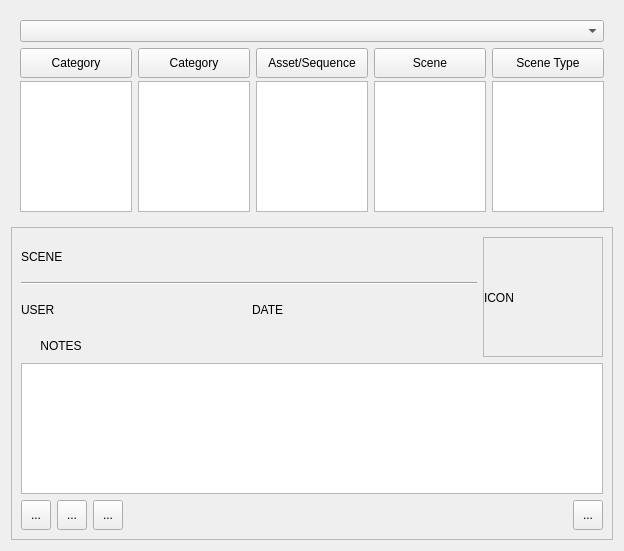
Old version of the form plugins/scene_loader/gui/main.ui in the repository MayaFramework/Framework.
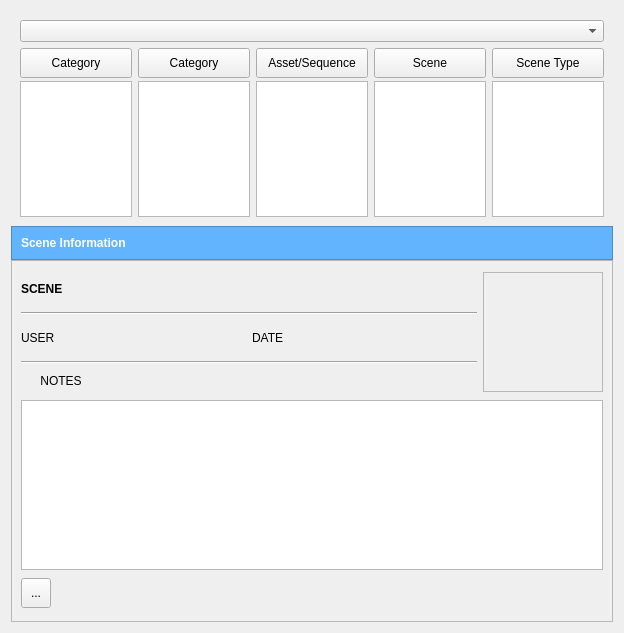
New version of the form. Icons and pictures are not drawn.

```diff
--- a/plugins/scene_loader/gui/main.ui
+++ b/plugins/scene_loader/gui/main.ui
@@ -7,13 +7,16 @@
     <x>0</x>
     <y>0</y>
     <width>624</width>
-    <height>551</height>
+    <height>633</height>
    </rect>
   </property>
   <property name="windowTitle">
    <string>Scene Loader</string>
   </property>
   <layout class="QVBoxLayout" name="verticalLayout_5">
+   <property name="spacing">
+    <number>0</number>
+   </property>
    <item>
     <widget class="QFrame" name="frame">
      <property name="sizePolicy">
@@ -22,7 +25,22 @@
        <verstretch>0</verstretch>
       </sizepolicy>
      </property>
+     <property name="minimumSize">
+      <size>
+       <width>0</width>
+       <height>0</height>
+      </size>
+     </property>
+     <property name="maximumSize">
+      <size>
+       <width>16777215</width>
+       <height>215</height>
+      </size>
+     </property>
      <layout class="QVBoxLayout" name="verticalLayout_7">
+      <property name="sizeConstraint">
+       <enum>QLayout::SetDefaultConstraint</enum>
+      </property>
       <item>
        <widget class="QComboBox" name="categoryCB"/>
       </item>
@@ -173,6 +191,43 @@
      </layout>
     </widget>
    </item>
+   <item>
+    <widget class="QFrame" name="frame_3">
+     <property name="minimumSize">
+      <size>
+       <width>0</width>
+       <height>20</height>
+      </size>
+     </property>
+     <property name="styleSheet">
+      <string notr="true">.QFrame{background-color: rgb(99, 180, 255);}</string>
+     </property>
+     <property name="frameShape">
+      <enum>QFrame::StyledPanel</enum>
+     </property>
+     <property name="frameShadow">
+      <enum>QFrame::Raised</enum>
+     </property>
+     <layout class="QHBoxLayout" name="horizontalLayout">
+      <item>
+       <widget class="QLabel" name="label">
+        <property name="font">
+         <font>
+          <weight>75</weight>
+          <bold>true</bold>
+         </font>
+        </property>
+        <property name="styleSheet">
+         <string notr="true">color:white</string>
+        </property>
+        <property name="text">
+         <string>Scene Information</string>
+        </property>
+       </widget>
+      </item>
+     </layout>
+    </widget>
+   </item>
    <item>
     <widget class="QFrame" name="frame_2">
      <property name="frameShape">
@@ -188,6 +243,12 @@
          <layout class="QVBoxLayout" name="verticalLayout_4">
           <item>
            <widget class="QLabel" name="sceneNameLB">
+            <property name="font">
+             <font>
+              <weight>75</weight>
+              <bold>true</bold>
+             </font>
+            </property>
             <property name="text">
              <string>SCENE</string>
             </property>
@@ -218,6 +279,13 @@
             </item>
            </layout>
           </item>
+          <item>
+           <widget class="Line" name="line_2">
+            <property name="orientation">
+             <enum>Qt::Horizontal</enum>
+            </property>
+           </widget>
+          </item>
           <item>
            <layout class="QHBoxLayout" name="horizontalLayout_4">
             <item>
@@ -289,7 +357,10 @@
               </size>
              </property>
              <property name="text">
-              <string>ICON</string>
+              <string/>
+             </property>
+             <property name="scaledContents">
+              <bool>true</bool>
              </property>
             </widget>
            </item>
@@ -299,7 +370,14 @@
        </layout>
       </item>
       <item>
-       <widget class="QListWidget" name="sceneLW"/>
+       <widget class="QListWidget" name="sceneLW">
+        <property name="maximumSize">
+         <size>
+          <width>16777215</width>
+          <height>170</height>
+         </size>
+        </property>
+       </widget>
       </item>
       <item>
        <layout class="QHBoxLayout" name="horizontalLayout_5">
@@ -320,46 +398,15 @@
           <property name="text">
            <string>...</string>
           </property>
-         </widget>
-        </item>
-        <item>
-         <widget class="QToolButton" name="saveWipBT">
-          <property name="minimumSize">
-           <size>
-            <width>30</width>
-            <height>30</height>
-           </size>
+          <property name="statusTip">
+           <string>Save scene</string>
           </property>
-          <property name="maximumSize">
-           <size>
-            <width>30</width>
-            <height>30</height>
-           </size>
-          </property>
           <property name="text">
            <string>...</string>
           </property>
-         </widget>
-        </item>
-        <item>
-         <widget class="QToolButton" name="saveChkBT">
-          <property name="minimumSize">
-           <size>
-            <width>30</width>
-            <height>30</height>
-           </size>
-          </property>
-          <property name="maximumSize">
-           <size>
-            <width>30</width>
-            <height>30</height>
-           </size>
-          </property>
-          <property name="text">
-           <string>...</string>
-          </property>
-          <property name="autoRaise">
-           <bool>false</bool>
+          <property name="icon">
+           <iconset>
+            <normaloff>icons/open_scene.png</normaloff>icons/open_scene.png</iconset>
           </property>
          </widget>
         </item>
@@ -376,25 +423,6 @@
           </property>
          </spacer>
         </item>
-        <item>
-         <widget class="QToolButton" name="loadSceneBT">
-          <property name="minimumSize">
-           <size>
-            <width>30</width>
-            <height>30</height>
-           </size>
-          </property>
-          <property name="maximumSize">
-           <size>
-            <width>30</width>
-            <height>30</height>
-           </size>
-          </property>
-          <property name="text">
-           <string>...</string>
-          </property>
-         </widget>
-        </item>
        </layout>
       </item>
      </layout>
```
Left out of the diff: 6 changed lines with no effect on the pictures.
